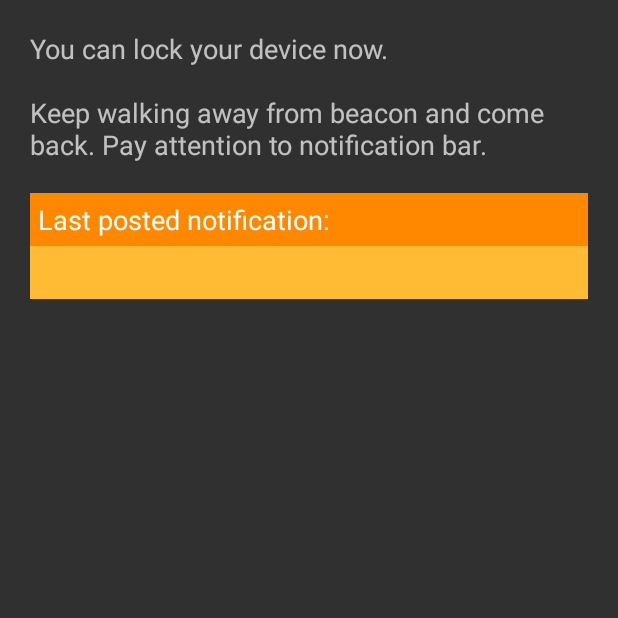
After one commit to rakesh-barik/BeaconRetail, an Android app: the OffersActivity screen opened directly, with no data from a screen before it, on a phone screen of 412 x 824 dp, the top half of it. The commit adds this screen. Run offline under Robolectric (Android 15) with nearby library versions, the phone set to English and light mode, and no system bars.

Commit message:
proximity sense, dummy offer activity

```diff
--- a/app/build.gradle
+++ b/app/build.gradle
@@ -6,7 +6,7 @@ android {
 
     defaultConfig {
         applicationId "com.tavant.beaconretail"
-        minSdkVersion 15
+        minSdkVersion 16
         targetSdkVersion 21
         versionCode 1
         versionName "1.0"
@@ -24,4 +24,4 @@ dependencies {
     compile 'com.android.support:appcompat-v7:21.+'
     compile 'com.android.support:recyclerview-v7:21.+'
     compile 'com.android.support:cardview-v7:21.+'
-}
+    }
--- a/app/src/main/java/com/tavant/beaconretail/LandingActivity.java
+++ b/app/src/main/java/com/tavant/beaconretail/LandingActivity.java
@@ -14,6 +14,7 @@ import android.widget.ListView;
 
 import com.tavant.beaconretail.model.DrawerMenuItem;
 import com.tavant.beaconretail.model.ProductManager;
+import com.tavant.beaconretail.proximity.ProximityMarketing;
 
 import java.util.ArrayList;
 import java.util.List;
@@ -33,6 +34,8 @@ public class LandingActivity extends BaseActivity {
     @Override
     protected void onCreate(Bundle savedInstanceState) {
         super.onCreate(savedInstanceState);
+        ProximityMarketing app = (ProximityMarketing)getApplication();
+        app.startProximityMarketing();
         setActionBarIcon(R.drawable.ic_ab_drawer);
         toggleToolbarToDrawer();
 
--- /dev/null
+++ b/app/src/main/java/com/tavant/beaconretail/OffersActivity.java
@@ -0,0 +1,49 @@
+package com.tavant.beaconretail;
+
+import android.app.Activity;
+import android.os.Bundle;
+import android.view.MenuItem;
+import android.widget.TextView;
+
+import com.tavant.beaconretail.proximity.ProximityMarketing;
+
+
+public class OffersActivity extends Activity {
+
+  private static final String TAG = OffersActivity.class.getSimpleName();
+  private static final int NOTIFICATION_ID = 123;
+
+  @Override
+  protected void onCreate(Bundle savedInstanceState) {
+    super.onCreate(savedInstanceState);
+    setContentView(R.layout.activity_offer);
+
+    ProximityMarketing app = (ProximityMarketing)getApplication();
+    app.startProximityMarketing();
+
+    String msg = (String) getIntent().getCharSequenceExtra("Offer");
+    TextView statusTextView = (TextView) findViewById(R.id.status);
+    statusTextView.setText(msg);
+
+  }
+
+  @Override
+  public boolean onOptionsItemSelected(MenuItem item) {
+    if (item.getItemId() == android.R.id.home) {
+      finish();
+      return true;
+    }
+    return super.onOptionsItemSelected(item);
+  }
+
+  @Override
+  protected void onResume() {
+    super.onResume();
+  }
+
+  @Override
+  protected void onDestroy() {
+    super.onDestroy();
+  }
+
+}
--- /dev/null
+++ b/app/src/main/res/layout/activity_offer.xml
@@ -0,0 +1,31 @@
+<?xml version="1.0" encoding="utf-8"?>
+
+<LinearLayout xmlns:android="http://schemas.android.com/apk/res/android"
+              android:layout_width="match_parent"
+              android:layout_height="match_parent"
+              android:padding="20dp"
+              android:orientation="vertical">
+
+  <TextView android:layout_width="match_parent"
+            android:layout_height="wrap_content"
+            android:textSize="18dp"
+            android:text="You can lock your device now.\n\nKeep walking away from beacon and come back. Pay attention to notification bar."/>
+
+  <TextView android:layout_width="match_parent"
+            android:layout_height="wrap_content"
+            android:layout_marginTop="20dp"
+            android:padding="5dp"
+            android:background="@android:color/holo_orange_dark"
+            android:textColor="@android:color/white"
+            android:text="Last posted notification:"
+            android:textSize="18dp"/>
+
+  <TextView android:id="@+id/status"
+            android:layout_width="match_parent"
+            android:layout_height="wrap_content"
+            android:padding="5dp"
+            android:background="@android:color/holo_orange_light"
+            android:textColor="@android:color/black"
+            android:text="None"
+            android:textSize="18dp"/>
+</LinearLayout>
```
Also changed, not shown: app/src/main/AndroidManifest.xml (+21 -5 lines), app/src/main/java/com/tavant/beaconretail/proximity/ProximityMarketing.java (added, +95 -0 lines), app/libs/estimote-sdk-preview.jar (added), app/src/main/res/drawable/beacon_gray.png (added), 2 other files.
